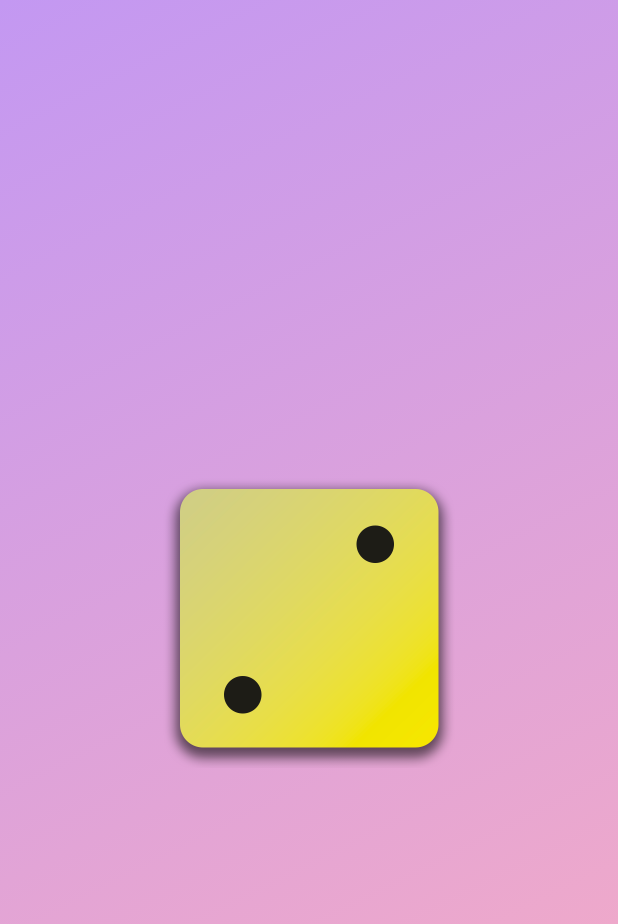
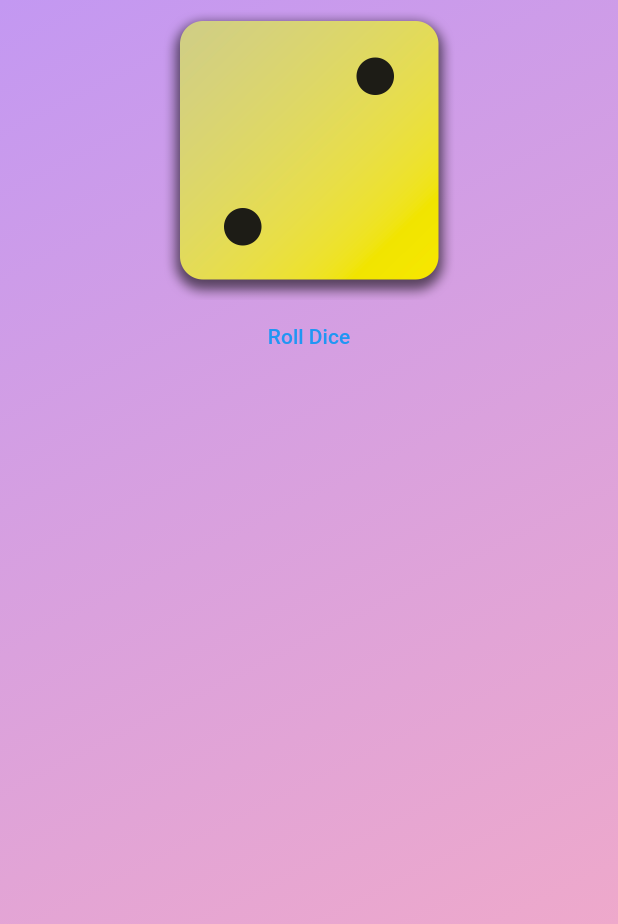
Before and after one commit to itsmartashub/flutter-01-rollthedice, a Flutter app: the screen it shows after launch, on a phone screen of 412 x 824 dp. Shown: the top 924 px of the screen. Run offline on Flutter 3.47's test engine with Material 2 defaults, Android fonts, the phone set to English and light mode, and no system bars.

Commit message:
02-033 add TextButton

````diff
--- a/lib/gradient_container.dart
+++ b/lib/gradient_container.dart
@@ -38,7 +38,6 @@ const endAlignment = Alignment.bottomRight;
 //     // build() must return as widget i zato dodajemo Widget ispred build() (returned value type). Takodje, build() mora da prihvati parametar context/ctx. build() ce da nadje tvoj widget (dakle ovaj GradientContainer) unutar nekog drugog widgeta ili ce biti prosledjen u runApp() f-ji
 //     // void znaci da vratimo nista. a build() treba da vraca widget. a to radimo sa return, i vraticemo ono sto hocemo da vratumo a i zelimo da vratimo widget. u nasem slucaju to ce biti sve sto je u body gore, dakle":
 
-
 //     return Container(
 //       // BoxDecoration je object koji je takodje i type decoration, uff
 //       // decoration: const BoxDecoration( // ! zbog colors liste brisemo const ovde
@@ -67,14 +66,14 @@ const endAlignment = Alignment.bottomRight;
 //   }
 // }
 
-
 //@ ALTERNATIVA ZA COLORS
 // StatelessWidget je flutter class-a
 class GradientContainer extends StatelessWidget {
   //? constructor fn
 //   const GradientContainer({key}) : super(key: key);
   // const GradientContainer({super.key});// position argument
-  const GradientContainer(this.color1, this.color2, {super.key}); //! positional argument su uvek required
+  const GradientContainer(this.color1, this.color2,
+      {super.key}); //! positional argument su uvek required
 
 // i ovo postoji, dakle mozemo dodati multiple constructor fns istoj klasi
   // const GradientContainer.purple({super.key})
@@ -88,11 +87,12 @@ class GradientContainer extends StatelessWidget {
   final Color color1;
   final Color color2;
 
+  void rollDice() {}
+
   @override // is not technically required, ali je trebao bi da daodamo jer uikazuje da je overwridujemo metod koji je ocekivan by StatelessWidget
   Widget build(context) {
     // build() must return as widget i zato dodajemo Widget ispred build() (returned value type). Takodje, build() mora da prihvati parametar context/ctx. build() ce da nadje tvoj widget (dakle ovaj GradientContainer) unutar nekog drugog widgeta ili ce biti prosledjen u runApp() f-ji
     // void znaci da vratimo nista. a build() treba da vraca widget. a to radimo sa return, i vraticemo ono sto hocemo da vratumo a i zelimo da vratimo widget. u nasem slucaju to ce biti sve sto je u body gore, dakle":
-
 
     return Container(
       // BoxDecoration je object koji je takodje i type decoration, uff
@@ -118,7 +118,22 @@ class GradientContainer extends StatelessWidget {
         //       fontWeight: FontWeight.bold),
         // ),
         // child: StyledText('Helloooo brooo'),
-        child: Image.asset('assets/images/dice-2.png', width: 200), //* posto koristimo Image, on je dynamic widget, a cim je dynamic ne moze da se garantuje da ce biti const, dakle moramo ga ukloniti iz Center
+        child: Column(
+          children: [
+            Image.asset('assets/images/dice-2.png',
+                width:
+                    200), //* posto koristimo Image, on je dynamic widget, a cim je dynamic ne moze da se garantuje da ce biti const, dakle moramo ga ukloniti iz Center
+            /*
+            ``` ElevatedButton(onPressed: onPressed, child: child) // za dugme koje ima bg color i blagu senku
+            ``` OutlinedButton(onPressed: onPressed, child: child) // dugme koje nema bg color vec samo border
+            ``` TextButton(onPressed: onPressed, child: child) // dugme koje je ustv samo pressible text, tj text na koje moze da se klikne */
+            TextButton(onPressed: rollDice, child: Text('Roll Dice'))
+            /* - child argument je jednostavniji, on samo zeli drugi widget koji ce biti wrapovan unutar ovog dugmeta, i tipicno to je Text() widget koji sadrzi text jelte.
+            - onPressed argument je funkcija (ili null kao value) koja ce se izvrsiti kada se dugme klikne.
+            U Dartu, funkcije su takodje objekti.
+            - I sad tu mozemo koristiti anonymus fn (){...} tj direkt tu da je pisemo, a mozemo i da kreiramo metod negde gore tipa nakon sto smo definisali final Color, rollDice() koja bi trebalo da bude void, jer se na click ne vraca nista. I onda za vrednost onPressed pisemo ime tog metoda, ali ne i zxagrade, dakle ne executujemo ga tu */
+          ],
+        ), //* Colument je ako ce imati u nejmu dva elementa koja su vertikalno postavljeni (jedan ispod drugog)
       ),
     );
   }
````
